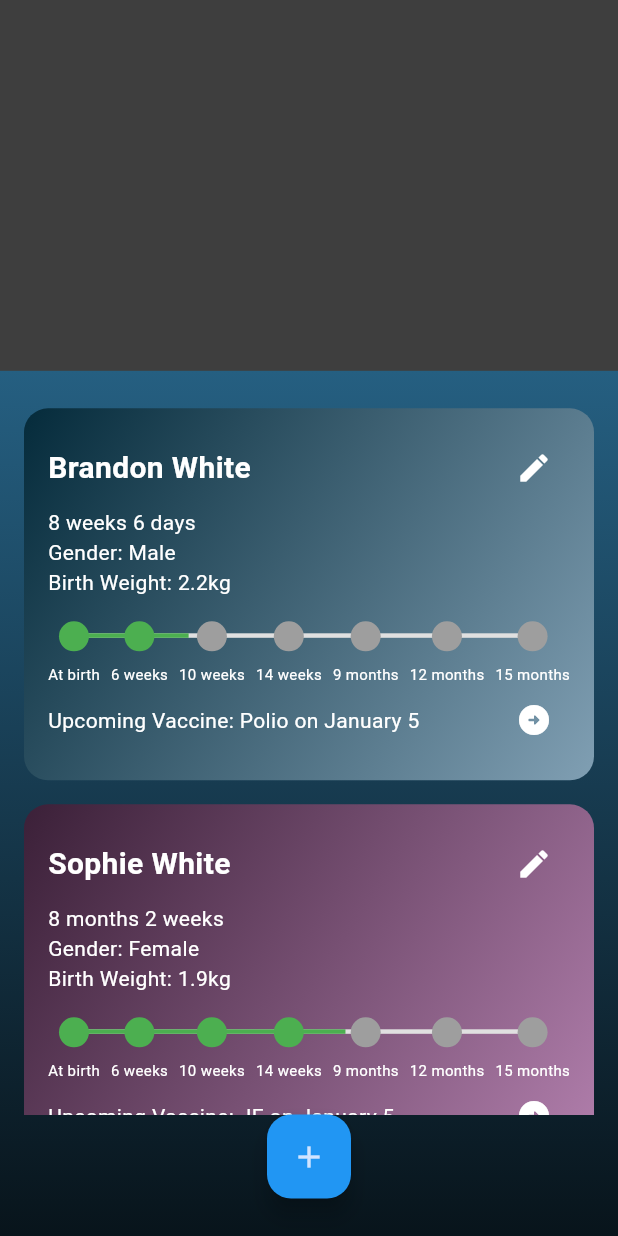
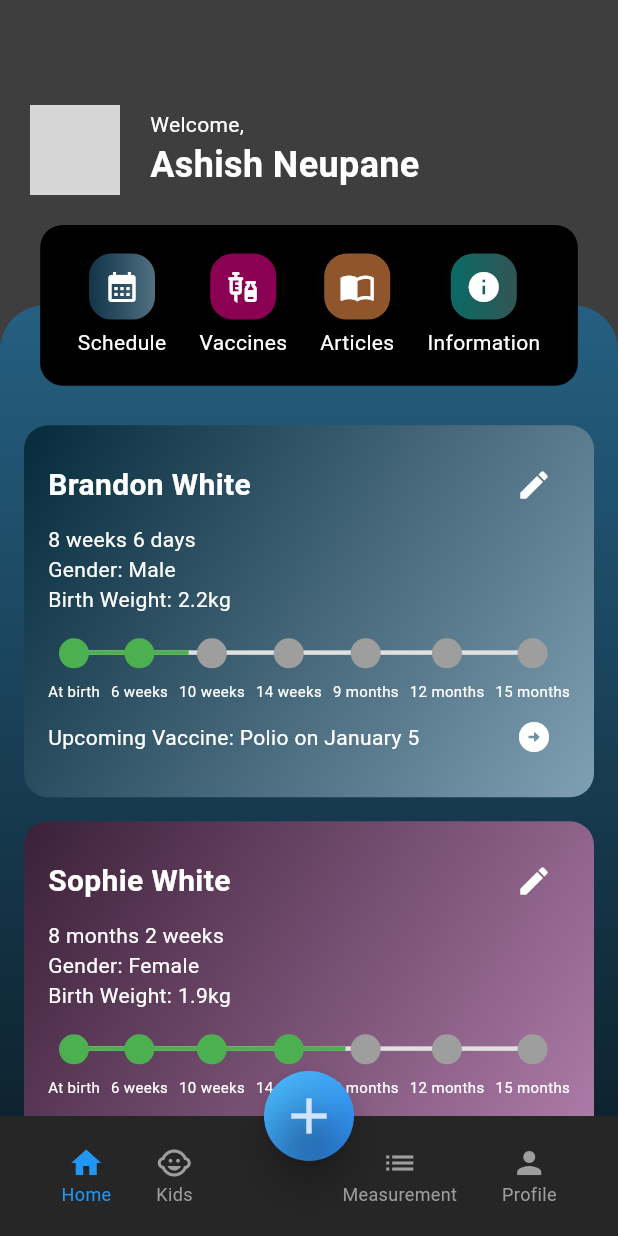
Before and after one commit to ItsAash/sishu_sewa, a Flutter app: the screen it shows after launch, on a phone screen of 412 x 824 dp. Run offline on Flutter 3.47's test engine with Material 3 defaults, Android fonts, the phone set to English and light mode, and no system bars; network calls fail; grey boxes are pictures that could not be loaded.

Commit message:
redesign homepage

```diff
--- /dev/null
+++ b/lib/components/navbar.dart
@@ -0,0 +1,64 @@
+import 'package:flutter/material.dart';
+
+class CustomBottomNavBar extends StatelessWidget {
+  final int currentIndex;
+  final Function(int) onTap;
+
+  const CustomBottomNavBar({
+    super.key,
+    required this.currentIndex,
+    required this.onTap,
+  });
+
+  @override
+  Widget build(BuildContext context) {
+    return BottomAppBar(
+      color: const Color(0xFF262626),
+      elevation: 10,
+      child: Container(
+        margin: const EdgeInsets.symmetric(horizontal: 10),
+        child: Row(
+          mainAxisAlignment: MainAxisAlignment.spaceAround,
+          crossAxisAlignment: CrossAxisAlignment.center,
+          children: [
+            // Left side items
+            _buildNavItem(Icons.home, "Home", 0),
+            _buildNavItem(Icons.child_care, "Kids", 1),
+            // Empty space for FloatingActionButton
+            const SizedBox(width: 40), // Gap for FAB
+            // Right side items
+            _buildNavItem(Icons.list, "Measurement", 3),
+            _buildNavItem(Icons.person, "Profile", 4),
+          ],
+        ),
+      ),
+    );
+  }
+
+  // Helper method to build a navigation item
+  Widget _buildNavItem(IconData icon, String label, int index) {
+    return GestureDetector(
+      onTap: () {
+        onTap(index);
+      },
+      child: Column(
+        mainAxisAlignment: MainAxisAlignment.center,
+        children: [
+          Icon(
+            icon,
+            color: currentIndex == index ? Colors.blue : Colors.grey,
+          ),
+          Text(
+            label,
+            style: TextStyle(
+              color: currentIndex == index ? Colors.blue : Colors.grey,
+              fontSize: 12,
+            ),
+          ),
+        ],
+      ),
+    );
+  }
+
+  // FloatingActionButton centered in BottomAppBar
+}
--- /dev/null
+++ b/lib/components/screen_nav.dart
@@ -0,0 +1,97 @@
+import 'package:flutter/material.dart';
+
+class ScreenNavigation extends StatelessWidget {
+  const ScreenNavigation({
+    super.key,
+  });
+
+  void onTap(int index) {
+    // Handle navigation
+    print(index);
+  }
+
+  @override
+  Widget build(BuildContext context) {
+    return Container(
+      width: MediaQuery.of(context).size.width * 0.87,
+      height: MediaQuery.of(context).size.height * 0.13,
+      padding: const EdgeInsets.symmetric(vertical: 18, horizontal: 14),
+      decoration: BoxDecoration(
+        color: Colors.black,
+        borderRadius: BorderRadius.circular(15),
+      ),
+      child: Row(
+        mainAxisAlignment: MainAxisAlignment.spaceAround,
+        children: [
+          _buildButton(
+              Icons.calendar_month,
+              "Schedule",
+              const LinearGradient(colors: [
+                Color(0x8F255F81),
+                Color.fromARGB(255, 84, 112, 128)
+              ]),
+              () => onTap(0)),
+          _buildButton(
+              Icons.vaccines,
+              "Vaccines",
+              const LinearGradient(
+                  colors: [Color(0x8FF60094), Color(0x8FF60094)]),
+              () => onTap(1)),
+          _buildButton(
+              Icons.import_contacts,
+              "Articles",
+              const LinearGradient(
+                  colors: [Color(0x8FFF984E), Color(0x8FFF984E)]),
+              () => onTap(2)),
+          _buildButton(
+              Icons.info,
+              "Information",
+              const LinearGradient(colors: [
+                Color(0x8F11BDB5),
+                Color.fromARGB(143, 90, 151, 148)
+              ]),
+              () => onTap(3)),
+        ],
+      ),
+    );
+  }
+}
+
+Widget _buildButton(
+    IconData icon, String label, LinearGradient gradient, VoidCallback onTap) {
+  return Column(
+    mainAxisAlignment: MainAxisAlignment.center,
+    children: [
+      // Wrap only the icon container with InkWell for tap animation
+      Material(
+        color: Colors.transparent, // Makes sure the background is transparent
+        borderRadius: BorderRadius.circular(15),
+        child: InkWell(
+          onTap: onTap, // Handle tap action
+          borderRadius:
+              BorderRadius.circular(15), // Ensure the ripple effect is clipped
+          splashColor:
+              Colors.white.withOpacity(0.4), // Optional: Custom splash color
+          child: Container(
+            decoration: BoxDecoration(
+              gradient: gradient,
+              borderRadius: BorderRadius.circular(15),
+            ),
+            padding:
+                const EdgeInsets.all(10), // Adjust the padding to fit the icon
+            child: Icon(
+              icon,
+              color: Colors.white,
+            ),
+          ),
+        ),
+      ),
+      const SizedBox(height: 5),
+      // Text is unaffected by the tap animation
+      Text(
+        label,
+        style: const TextStyle(color: Colors.white),
+      ),
+    ],
+  );
+}
--- /dev/null
+++ b/lib/components/welcome.dart
@@ -0,0 +1,46 @@
+import 'package:flutter/material.dart';
+
+class WelcomeComponent extends StatelessWidget {
+  final String name;
+  final String imageUrl;
+
+  const WelcomeComponent({Key? key, required this.name, required this.imageUrl})
+      : super(key: key);
+
+  @override
+  Widget build(BuildContext context) {
+    return Container(
+      padding: EdgeInsets.all(20),
+      margin: EdgeInsets.only(top: 50),
+      child: Row(
+        children: [
+          CircleAvatar(
+            backgroundImage: NetworkImage(imageUrl),
+            radius: 30,
+          ),
+          SizedBox(width: 20),
+          Column(
+            crossAxisAlignment: CrossAxisAlignment.start,
+            children: [
+              const Text(
+                'Welcome,',
+                style: TextStyle(
+                  color: Colors.white,
+                  fontSize: 14,
+                ),
+              ),
+              Text(
+                name,
+                style: TextStyle(
+                  color: Colors.white,
+                  fontSize: 24,
+                  fontWeight: FontWeight.bold,
+                ),
+              ),
+            ],
+          ),
+        ],
+      ),
+    );
+  }
+}
--- a/lib/main.dart
+++ b/lib/main.dart
@@ -1,6 +1,8 @@
 import 'package:flutter/material.dart';
+import 'package:sishu_sewa/components/navbar.dart';
 import 'package:sishu_sewa/pages/add_child.dart';
 import 'package:sishu_sewa/pages/home.dart';
+import 'package:sishu_sewa/pages/kids.dart';
 
 void main() {
   runApp(const MyApp());
@@ -27,7 +29,73 @@ class MyApp extends StatelessWidget {
         ),
         useMaterial3: true,
       ),
-      home: HomeScreen(),
+      home: Main(),
     );
   }
 }
+
+class Main extends StatefulWidget {
+  @override
+  _MainState createState() => _MainState();
+}
+
+class _MainState extends State<Main> {
+  int _currentIndex = 0;
+
+  void _onTap(int index) {
+    setState(() {
+      _currentIndex = index;
+    });
+  }
+
+  @override
+  Widget build(BuildContext context) {
+    return Scaffold(
+      floatingActionButtonLocation: FloatingActionButtonLocation.centerDocked,
+      floatingActionButton: floatingActionButton(context),
+      body: IndexedStack(
+        index: _currentIndex,
+        children: const [
+          HomeScreen(),
+          KidsScreen(),
+          // Add other pages here
+        ],
+      ),
+      bottomNavigationBar: CustomBottomNavBar(
+        currentIndex: _currentIndex,
+        onTap: _onTap,
+      ),
+    );
+  }
+}
+
+Widget floatingActionButton(BuildContext context) {
+  return Container(
+    decoration: const BoxDecoration(
+      gradient: LinearGradient(
+        colors: [Color(0xFF4EC1FF), Color(0xFF2D8DFF)], // Gradient colors
+        begin: Alignment.topLeft, // Start of the gradient
+        end: Alignment.bottomRight, // End of the gradient
+      ),
+      shape: BoxShape.circle, // To maintain the circular shape
+    ),
+    width: 60,
+    height: 60,
+    child: FloatingActionButton(
+      onPressed: () {
+        // Action for the FAB
+        Navigator.push(
+          context,
+          MaterialPageRoute(builder: (context) => const AddChildPage()),
+        );
+      },
+      backgroundColor: Colors.transparent, // Make the background transparent
+      shape: const CircleBorder(),
+      elevation: 10, // Optional: Add shadow for a lifted effect
+      child: const Icon(
+        Icons.add,
+        size: 40, // Increase the size of the icon
+      ),
+    ),
+  );
+}
--- a/lib/pages/home.dart
+++ b/lib/pages/home.dart
@@ -1,13 +1,36 @@
 import 'package:flutter/material.dart';
 import 'package:sishu_sewa/components/child_card.dart';
-import 'package:sishu_sewa/pages/add_child.dart';
+import 'package:sishu_sewa/components/screen_nav.dart';
+import 'package:sishu_sewa/components/welcome.dart';
 
 class HomeScreen extends StatelessWidget {
+  const HomeScreen({super.key});
+
+  void onTap(int index) {
+    print('Tapped on index $index');
+  }
+
   @override
   Widget build(BuildContext context) {
+    // Get screen height for layout calculations
+    final screenHeight = MediaQuery.of(context).size.height;
     return Scaffold(
-        body: Container(
+      body: SingleChildScrollView(
+        child: Column(
+          children: [
+            const WelcomeComponent(
+                name: "Ashish Neupane",
+                imageUrl:
+                    "https://media.licdn.com/dms/image/v2/D5603AQF7InSZOBQMpg/profile-displayphoto-shrink_400_400/profile-displayphoto-shrink_400_400/0/1674112007614?e=1741824000&v=beta&t=9I1tcswSbG2GVFYuLwBA5Mq8qlG3zOxdiMkMG5QJJUo"),
+            Stack(children: [
+              Container(
+                margin: EdgeInsets.only(
+                    top: MediaQuery.of(context).size.height * 0.13 / 2),
                 decoration: const BoxDecoration(
+                  borderRadius: BorderRadius.only(
+                    topLeft: Radius.circular(30),
+                    topRight: Radius.circular(30),
+                  ),
                   gradient: LinearGradient(
                     colors: [
                       Color(0xFF255F81), // Start color
@@ -15,18 +38,14 @@ class HomeScreen extends StatelessWidget {
                     ],
                     begin: Alignment.topCenter,
                     end: Alignment.bottomCenter,
-      )),
-      height: double.infinity,
-      margin: EdgeInsets.only(
-        top: MediaQuery.of(context).size.height * 0.3,
                   ),
-      child: Padding(
-        padding: const EdgeInsets.symmetric(horizontal: 16.0, vertical: 25),
-        child: Column(
+                ),
+                child: const Padding(
+                  padding: const EdgeInsets.symmetric(
+                      horizontal: 16.0, vertical: 80),
+                  child: SizedBox(
+                    child: const Column(
                       children: [
-            Expanded(
-              child: ListView(
-                children: const [
                         ChildCard(
                           name: 'Brandon White',
                           gender: "Male",
@@ -38,7 +57,7 @@ class HomeScreen extends StatelessWidget {
                           upcomingVaccine: 'Polio on January 5',
                           gradientColors: [
                             Color.fromRGBO(5, 43, 59, 1),
-                      Color.fromRGBO(128, 159, 179, 1)
+                            Color.fromRGBO(128, 159, 179, 1),
                           ],
                         ),
                         SizedBox(height: 16),
@@ -53,27 +72,19 @@ class HomeScreen extends StatelessWidget {
                           upcomingVaccine: 'JE on January 5',
                           gradientColors: [
                             Color.fromRGBO(59, 32, 56, 1),
-                      Color.fromRGBO(179, 128, 174, 1)
+                            Color.fromRGBO(179, 128, 174, 1),
                           ],
                         ),
                       ],
                     ),
                   ),
-            FloatingActionButton(
-              onPressed: () {
-                // Add new child
-                // Navigate to the app child page
-                Navigator.push(
-                  context,
-                  MaterialPageRoute(builder: (context) => const AddChildPage()),
-                );
-              },
-              backgroundColor: Colors.blue,
-              child: const Icon(Icons.add),
                 ),
+              ),
+              const Center(child: ScreenNavigation()),
+            ]),
           ],
         ),
       ),
-    ));
+    );
   }
 }
--- /dev/null
+++ b/lib/pages/kids.dart
@@ -0,0 +1,10 @@
+import 'package:flutter/material.dart';
+
+class KidsScreen extends StatelessWidget {
+  const KidsScreen({super.key});
+
+  @override
+  Widget build(BuildContext context) {
+    return Text("Ashdkasijd");
+  }
+}
```
Lines whose indentation alone changed are shown as unchanged.
